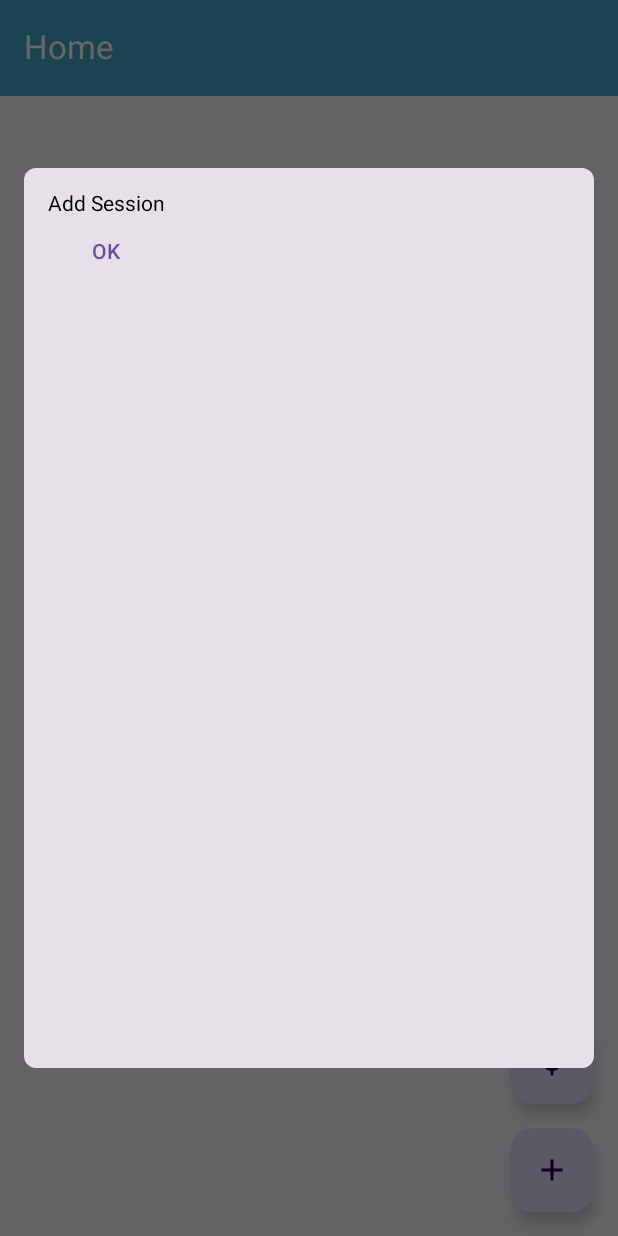
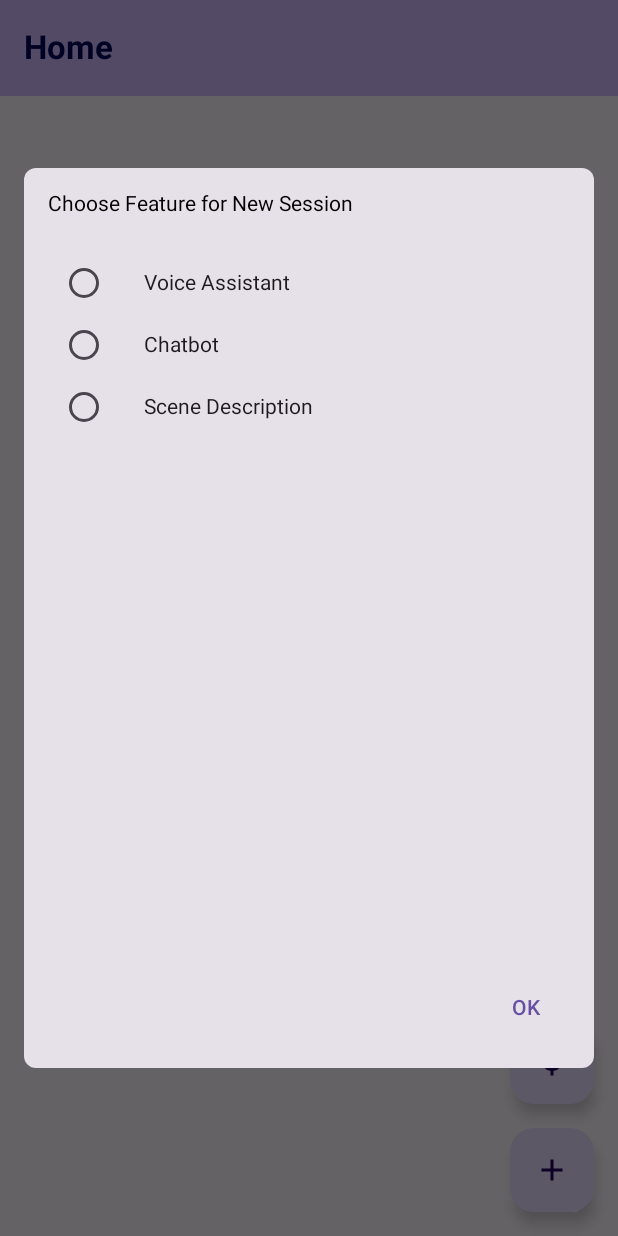
Before and after one commit to Nova027/SenseBridge, an Android app built with Jetpack Compose: the screen it shows after launch (MainActivity), after a tap on "Add", on a phone screen of 412 x 824 dp. Run offline under Robolectric (Android 15) with nearby library versions, the phone set to English and light mode, and no system bars.

Commit message:
Home Screen final skeleton, will polish further later.

```diff
--- /dev/null
+++ b/android/SenseBridge/app/src/main/java/com/example/sensebridge/Features.kt
@@ -0,0 +1,13 @@
+package com.example.sensebridge
+
+data class FeatureInfo(
+    val name: String,
+    val todo: Int
+    // To add more members, including next screen to Navigate
+)
+
+val featuresAvailable = listOf(
+        FeatureInfo("Voice Assistant", 1),
+        FeatureInfo("Chatbot", 1),
+        FeatureInfo("Scene Description", 1)
+    )
--- a/android/SenseBridge/app/src/main/java/com/example/sensebridge/MainActivity.kt
+++ b/android/SenseBridge/app/src/main/java/com/example/sensebridge/MainActivity.kt
@@ -5,23 +5,28 @@ import android.widget.Toast
 import androidx.activity.ComponentActivity
 import androidx.activity.compose.setContent
 import androidx.activity.enableEdgeToEdge
+import androidx.compose.foundation.background
 import androidx.compose.foundation.layout.Arrangement
 import androidx.compose.foundation.layout.Column
+import androidx.compose.foundation.layout.Row
 import androidx.compose.foundation.layout.Spacer
 import androidx.compose.foundation.layout.fillMaxSize
 import androidx.compose.foundation.layout.fillMaxWidth
 import androidx.compose.foundation.layout.height
 import androidx.compose.foundation.layout.padding
 import androidx.compose.foundation.layout.size
+import androidx.compose.foundation.layout.width
 import androidx.compose.foundation.lazy.LazyColumn
 import androidx.compose.foundation.shape.RoundedCornerShape
 import androidx.compose.material.icons.Icons
 import androidx.compose.material.icons.filled.Add
 import androidx.compose.material3.Card
+import androidx.compose.material3.CardDefaults
 import androidx.compose.material3.ExperimentalMaterial3Api
 import androidx.compose.material3.FloatingActionButton
 import androidx.compose.material3.HorizontalDivider
 import androidx.compose.material3.Icon
+import androidx.compose.material3.RadioButton
 import androidx.compose.material3.Scaffold
 import androidx.compose.material3.Text
 import androidx.compose.material3.TextButton
@@ -37,10 +42,15 @@ import androidx.compose.ui.Alignment
 import androidx.compose.ui.Modifier
 import androidx.compose.ui.graphics.Color
 import androidx.compose.ui.res.painterResource
+import androidx.compose.ui.text.font.FontWeight
 import androidx.compose.ui.text.style.TextAlign
 import androidx.compose.ui.unit.dp
 import androidx.compose.ui.unit.sp
 import androidx.compose.ui.window.Dialog
+import com.example.sensebridge.ui.theme.Purple80
+import com.example.sensebridge.ui.theme.PurpleGrey80
+import com.example.sensebridge.ui.theme.CardPurpleGrey10
+import com.example.sensebridge.featuresAvailable
 @OptIn(ExperimentalMaterial3Api::class)
 
 class MainActivity : ComponentActivity()
@@ -60,13 +70,15 @@ class MainActivity : ComponentActivity()
         var showToast = remember { mutableStateOf(false) }
         var sessionCount = remember { mutableIntStateOf(0) }
         var prevSessionCount = remember { mutableIntStateOf(0) }
+        var selectedFeature = remember { mutableStateOf(FeatureInfo("Invalid", 0)) }
 
         // Scaffold to organize the UI with topBar, floatingActionButtons and Content
         Scaffold(topBar = { TopBar("Home") },
             floatingActionButton = { ActionButtons(showAddSessionDialog, showToast) })
         { innerPadding ->
             // Column to hold the content of the home screen, based on scaffold placement
-            Column(modifier = Modifier.fillMaxSize().padding(innerPadding)) {
+            Column(modifier = Modifier.fillMaxSize().padding(innerPadding))
+            {
                 // Display a scrollable list of previously created sessions, If they exist
                 if (sessionCount.intValue > 0) {
                     LazyColumn(modifier = Modifier.padding(16.dp))
@@ -86,7 +98,7 @@ class MainActivity : ComponentActivity()
 
         if (showAddSessionDialog.value) {
             prevSessionCount.intValue = sessionCount.intValue
-            AddSessionDialog(showAddSessionDialog, sessionCount)
+            AddSessionDialog(showAddSessionDialog, sessionCount, selectedFeature)
         }
 
         if (showToast.value) {
@@ -95,6 +107,10 @@ class MainActivity : ComponentActivity()
         }
 
         if (sessionCount.intValue > prevSessionCount.intValue) {
+            if (selectedFeature.value.name != "Invalid") {
+                Toast.makeText(this, "Session Created for ${selectedFeature.value.name}", Toast.LENGTH_SHORT).show()
+            }
+            else
                 Toast.makeText(this, "Session Added", Toast.LENGTH_SHORT).show()
             prevSessionCount.intValue = sessionCount.intValue
         }
@@ -104,8 +120,8 @@ class MainActivity : ComponentActivity()
     @Composable
     fun TopBar(text: String = "Top Bar")
     {
-        TopAppBar(colors = topAppBarColors(containerColor = Color(0xFF44A6CC)),
-            title = {Text(text, color = Color.White)})
+        TopAppBar(colors = topAppBarColors(containerColor = Purple80),
+            title = {Text(text, color = Color(0xFF000055), fontWeight = FontWeight.Bold)})
     }
 
     // Action Buttons to be used by Home screen Scaffold
@@ -123,15 +139,17 @@ class MainActivity : ComponentActivity()
         }
     }
 
-    // Session Data to be displayed in LazyColumn of Home screen Scaffold
+    // To display Session Data in LazyColumn of Home screen Scaffold
     @Composable
     fun SessionData(index : Int)
     {
-        Card(shape = RoundedCornerShape(8.dp),
+        // Card to hold the session data
+        Card(shape = RoundedCornerShape(8.dp), colors = CardDefaults.cardColors(CardPurpleGrey10),
             modifier = Modifier.fillMaxWidth().height(100.dp))
         {
             Text(text = "Session $index", modifier = Modifier.padding(8.dp))
         }
+        // Horizontal divider to separate from next card
         Spacer(modifier = Modifier.height(4.dp))
         HorizontalDivider(modifier = Modifier.padding(1.dp))
         Spacer(modifier = Modifier.height(4.dp))
@@ -139,22 +157,44 @@ class MainActivity : ComponentActivity()
 
     @Composable
     // Dialog box to add a new session
-    fun AddSessionDialog(showAddSessionDialog: MutableState<Boolean>, sessionCount: MutableIntState)
+    fun AddSessionDialog(showAddSessionDialog: MutableState<Boolean>,
+                         sessionCount: MutableIntState,
+                         selectedFeature: MutableState<FeatureInfo>)
     {
+        var currentFeatureSelected = remember { mutableStateOf(FeatureInfo("Invalid", 0)) }
         Dialog(onDismissRequest = { showAddSessionDialog.value = false })
         {
             Card(shape = RoundedCornerShape(8.dp),
                 modifier = Modifier.padding(16.dp).fillMaxWidth().height(600.dp))
             {
-                Column(modifier = Modifier.padding(16.dp),
-                    verticalArrangement = Arrangement.Center,
-                    horizontalAlignment = Alignment.CenterHorizontally)
+                Column(modifier = Modifier.padding(16.dp).fillMaxWidth(),
+                    verticalArrangement = Arrangement.Center)
                 {
-                    Text("Add Session", color = Color.Black)
+                    Text("Choose Feature for New Session", color = Color.Black)
+                    Spacer(modifier = Modifier.height(32.dp))
 
+                    // Adding multiple rows of radio buttons to select a feature
+                    for (feature in featuresAvailable) {
+                        Row(modifier = Modifier.fillMaxWidth().height(25.dp),
+                            verticalAlignment = Alignment.CenterVertically)
+                        {
+                            RadioButton(
+                                selected = (feature == currentFeatureSelected.value),
+                                onClick = { currentFeatureSelected.value = feature }
+                            )
+                            Spacer(modifier = Modifier.width(16.dp))
+                            Text(feature.name)
+                        }
+                        Spacer(modifier = Modifier.height(16.dp))
+                    }
+                    Spacer(modifier = Modifier.weight(1f))
+                    Row(horizontalArrangement = Arrangement.End,
+                        modifier = Modifier.fillMaxWidth())
+                    {
                         TextButton(onClick = {
                             sessionCount.intValue++
                             showAddSessionDialog.value = false
+                            selectedFeature.value = currentFeatureSelected.value
                         })
                         {
                             Text("OK")
@@ -163,6 +203,7 @@ class MainActivity : ComponentActivity()
                 }
             }
         }
+    }
 
 
 }
--- a/android/SenseBridge/app/src/main/java/com/example/sensebridge/ui/theme/Color.kt
+++ b/android/SenseBridge/app/src/main/java/com/example/sensebridge/ui/theme/Color.kt
@@ -9,3 +9,5 @@ val Pink80 = Color(0xFFEFB8C8)
 val Purple40 = Color(0xFF6650a4)
 val PurpleGrey40 = Color(0xFF625b71)
 val Pink40 = Color(0xFF7D5260)
+
+val CardPurpleGrey10 = Color(0x15621FA0)
```
Lines whose indentation alone changed are shown as unchanged.
